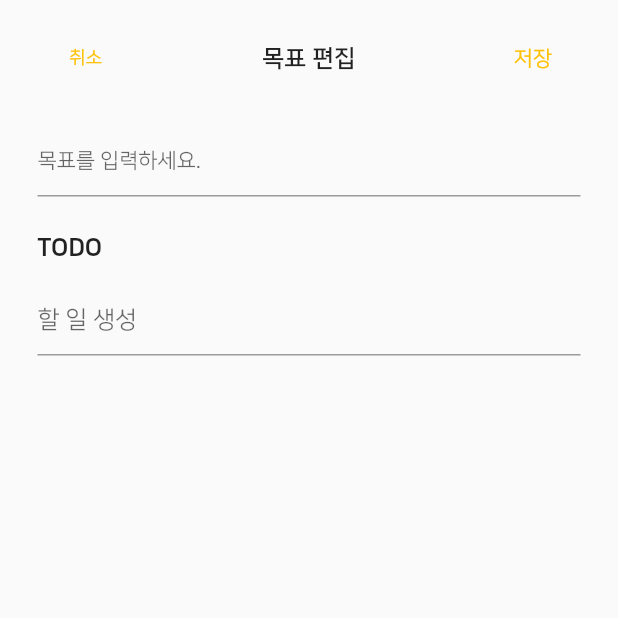
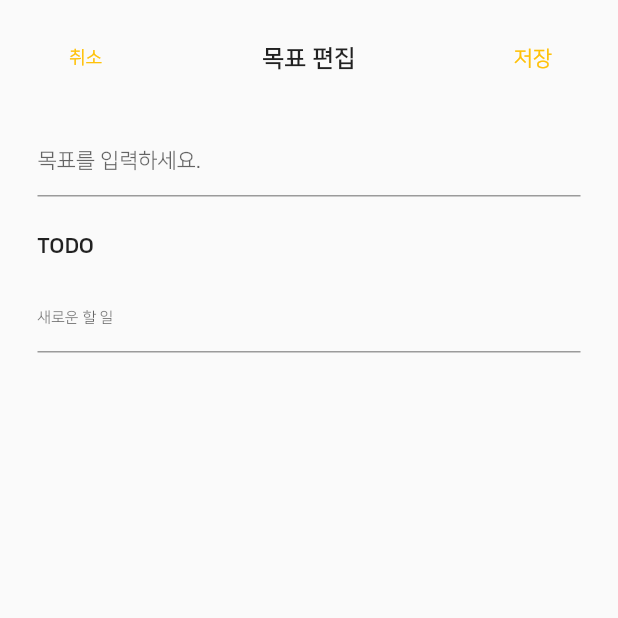
Before and after one commit to hyejin-1010/MandalArt, a Flutter app: the EditSheet screen opened directly with empty values, on a phone screen of 412 x 824 dp, the top half of it. Run offline on Flutter 3.47's test engine with Material 2 defaults, Android fonts, the phone set to English and light mode, and no system bars; our stand-ins replace get, shared_preferences, sqflite; accounts and stored records are empty.

Commit message:
Add: Todo List component

```diff
--- a/lib/components/edit_sheet.dart
+++ b/lib/components/edit_sheet.dart
@@ -1,6 +1,7 @@
 import 'package:flutter/material.dart';
 import 'package:get/get.dart';
 import 'package:madal_art/common/theme.dart';
+import 'package:madal_art/components/todo_list.dart';
 import 'package:madal_art/controllers/data_controller.dart';
 import 'package:madal_art/models/item.dart';
 import 'package:madal_art/models/todo.dart';
@@ -89,49 +90,6 @@ class _EditSheetState extends State<EditSheet> with TickerProviderStateMixin {
     );
   }
 
-  Widget _buildTodoListBox() {
-    return Column(
-      children: <Widget>[
-        Container(
-          margin: const EdgeInsets.only(top: 25.0, bottom: 15.0),
-          alignment: Alignment.topLeft,
-          child: Text(
-            'TODO',
-            style: TextStyle(
-              fontWeight: FontWeight.w900,
-              fontSize: CommonTheme.large,
-            ),
-          ),
-        ),
-        TextField(
-          controller: _todoEditingController,
-          decoration: InputDecoration(hintText: '할 일 생성'),
-          onSubmitted: (String? text) {
-            if (text?.isNotEmpty != true) { return; }
-            _createTodo(text!);
-          },
-        ),
-        Expanded(
-          child: SingleChildScrollView(
-            child: Column(
-              crossAxisAlignment: CrossAxisAlignment.start,
-              children: _todos.map<Widget>((TodoModel todo) {
-                return Container(
-                  padding: const EdgeInsets.symmetric(vertical: 5.0),
-                  alignment: Alignment.topLeft,
-                  child: Text(
-                    todo.content,
-                    style: TextStyle(fontSize: CommonTheme.small),
-                  ),
-                );
-              }).toList(),
-            ),
-          ),
-        ),
-      ],
-    );
-  }
-
   @override
   Widget build(BuildContext context) {
     return BottomSheet(
@@ -147,7 +105,7 @@ class _EditSheetState extends State<EditSheet> with TickerProviderStateMixin {
                 _buildHeader(),
                 const SizedBox(height: 20.0),
                 _buildTextField(),
-                Expanded(child: _buildTodoListBox()),
+                Expanded(child: TodoList(todos: _todos, createTodo: _createTodo)),
               ],
             ),
           ),
--- /dev/null
+++ b/lib/components/todo_list.dart
@@ -0,0 +1,72 @@
+import 'package:flutter/material.dart';
+import 'package:madal_art/common/theme.dart';
+import 'package:madal_art/models/todo.dart';
+
+class TodoList extends StatelessWidget {
+  TodoList({
+    Key? key,
+    required this.todos,
+    required this.createTodo,
+  }) : super(key: key);
+
+  final TextEditingController _todoEditingController = TextEditingController();
+
+  final List<TodoModel> todos;
+  final Function(String) createTodo;
+
+  Widget _buildTodoItem(int index) {
+    return Container(
+      padding: const EdgeInsets.symmetric(vertical: 5.0),
+      child: Row(
+        children: <Widget>[
+          Expanded(child: Text(
+            todos[index].content,
+            style: TextStyle(fontSize: CommonTheme.xSmall),
+          )),
+          IconButton(
+            onPressed: () => null,
+            icon: Icon(Icons.edit),
+            iconSize: CommonTheme.small,
+          ),
+        ],
+      ),
+    );
+  }
+
+  @override
+  Widget build(BuildContext context) {
+    return Column(
+      children: <Widget>[
+        Container(
+          margin: const EdgeInsets.only(top: 25.0, bottom: 15.0),
+          alignment: Alignment.topLeft,
+          child: Text(
+            'TODO',
+            style: TextStyle(
+              fontWeight: FontWeight.w900,
+              fontSize: CommonTheme.medium,
+            ),
+          ),
+        ),
+        TextField(
+          controller: _todoEditingController,
+          decoration: InputDecoration(hintText: '새로운 할 일'),
+          style: TextStyle(fontSize: CommonTheme.xSmall),
+          onSubmitted: (String? text) {
+            if (text?.isNotEmpty != true) { return; }
+            createTodo(text!);
+          },
+        ),
+        Expanded(
+          child: ListView.separated(
+            separatorBuilder: (_, __) => const Divider(),
+            itemCount: todos.length,
+            itemBuilder: (BuildContext context, int index) {
+              return _buildTodoItem(index);
+            },
+          ),
+        ),
+      ],
+    );
+  }
+}
```
